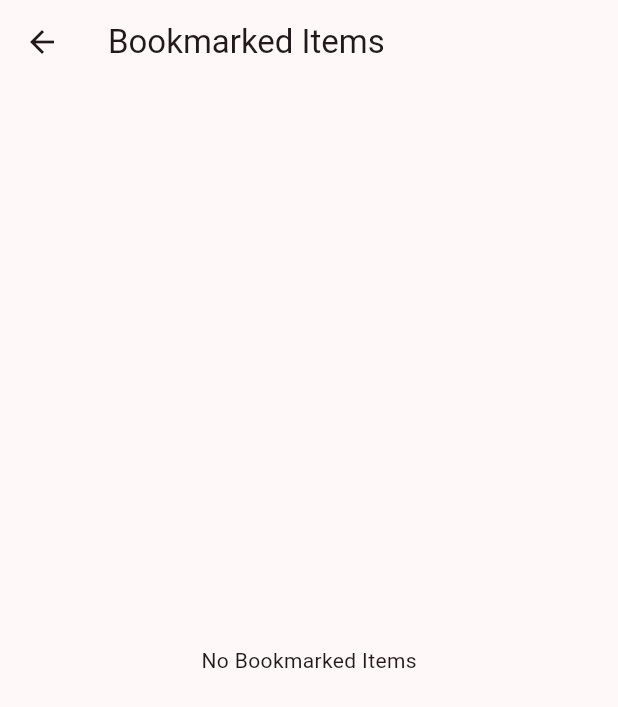
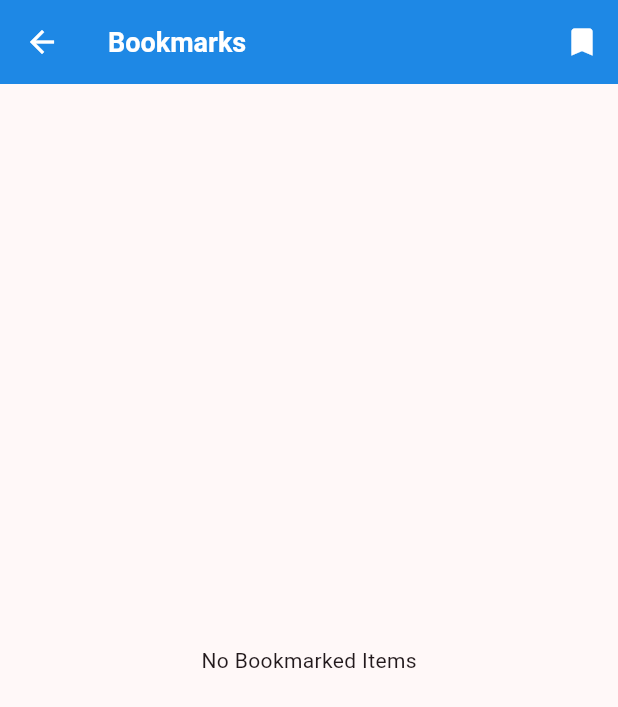
Before and after one commit to ashmitech/flutter_app7, a Flutter app: the BookmarkPage screen opened directly, on a phone screen of 412 x 824 dp. Shown: the top 707 px of the screen. Run offline on Flutter 3.47's test engine with Material 3 defaults, Android fonts, the phone set to English and light mode, and no system bars; our stand-ins replace dio, permission_handler; missing offline and left inert: esewa_flutter.

```diff
--- a/lib/news_apps/screens/bookmark_page.dart
+++ b/lib/news_apps/screens/bookmark_page.dart
@@ -8,7 +8,30 @@ class BookmarkPage extends StatelessWidget {
   @override
   Widget build(BuildContext context) {
     return Scaffold(
-      appBar: AppBar(title: Text("Bookmarked Items")),
+      appBar:
+      AppBar(
+        // title: Text("Bookmarked Items")
+        backgroundColor: Colors.blue.shade600,
+        foregroundColor: Colors.white,
+        centerTitle:false,
+        title:Text("Bookmarks",
+        style: TextStyle(
+          fontSize: 18.0,
+          fontWeight: FontWeight.bold,
+          color: Colors.white
+        ),
+        ),
+        actions:
+         <Widget>[
+          IconButton(
+            icon: const Icon(Icons.bookmark),
+            tooltip: 'Edit Bookmark',
+            onPressed: () {
+              // handle the press
+            },
+          ),
+        ],
+        ),
       body:
           bookmarkedItems.isEmpty
               ? Center(child: Text("No Bookmarked Items"))
```
